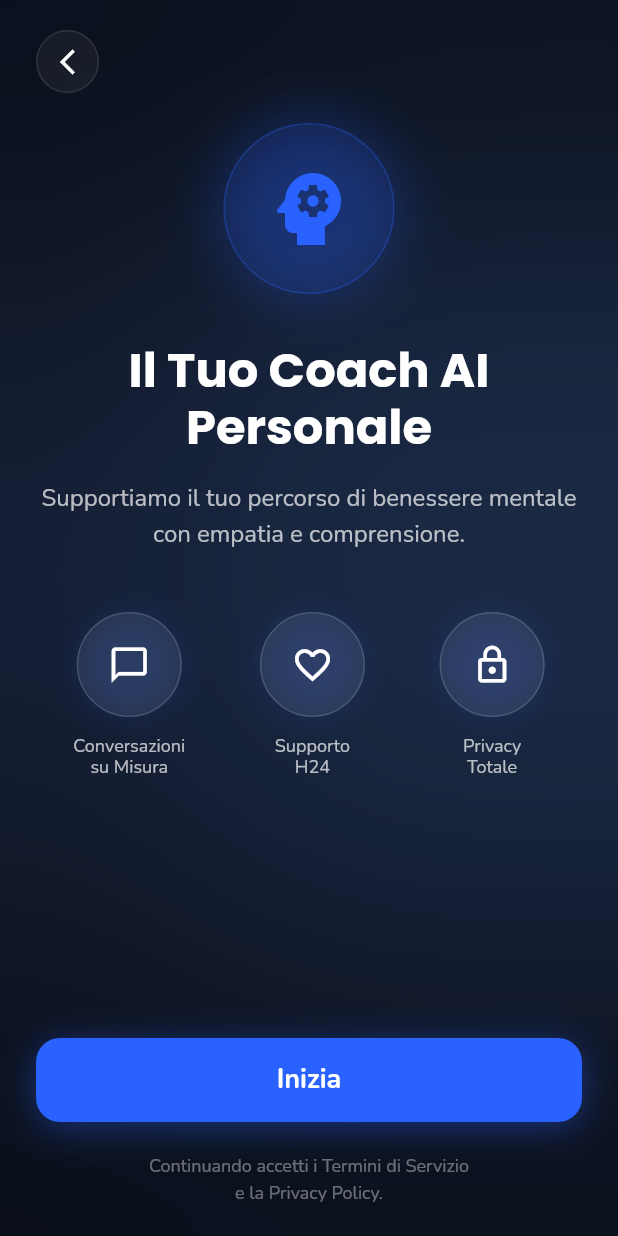
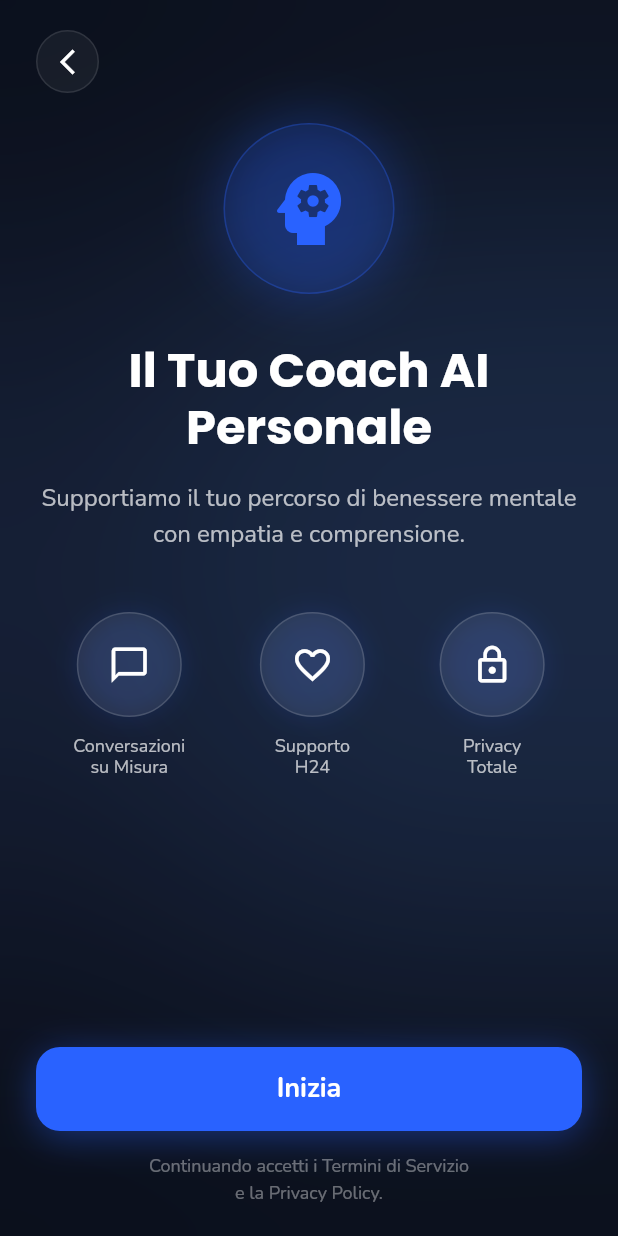
Before and after one commit to lvdoviko/applicazione_mental_coach, a Flutter app: the screen it shows after launch, swiped to page 2, on a phone screen of 412 x 824 dp. Run offline on Flutter 3.47's test engine with Material 3 defaults, Android fonts, the light colour scheme and no system bars; our stand-ins replace connectivity_plus, device_info_plus, dio, equatable, flutter_riverpod, go_router and 8 more; missing offline and left inert: health; accounts and stored records are empty.

Commit message:
refactor: Separate welcome step button and legal text into distinct positioned widgets and adjust button's bottom margin.

```diff
--- a/lib/features/onboarding/widgets/steps/welcome_step.dart
+++ b/lib/features/onboarding/widgets/steps/welcome_step.dart
@@ -103,15 +103,12 @@ class WelcomeStep extends StatelessWidget {
           ),
         ),
 
-        // 2. FIXED BOTTOM AREA (Button + Legal Text)
+        // 2. FIXED BUTTON (Aligned with other steps at 70px)
         Positioned(
           left: 24,
           right: 24,
-          bottom: 20, // Lower bottom margin to fit text
-          child: Column(
-            mainAxisSize: MainAxisSize.min,
-            children: [
-              Container(
+          bottom: 70,
+          child: Container(
             height: 56,
             decoration: BoxDecoration(
               color: AppColors.primary,
@@ -145,19 +142,20 @@ class WelcomeStep extends StatelessWidget {
               ),
             ),
           ),
+        ),
 
-              const SizedBox(height: 20),
-
-              // TERMS & PRIVACY (Moved below button)
-              Text(
+        // 3. TERMS & PRIVACY (Below button)
+        Positioned(
+          left: 24,
+          right: 24,
+          bottom: 20,
+          child: Text(
             "Continuando accetti i Termini di Servizio\ne la Privacy Policy.",
             textAlign: TextAlign.center,
             style: GoogleFonts.nunito(
               fontSize: 12,
               color: Colors.white38,
             ),
-              ),
-            ],
           ),
         ),
       ],
```
Lines whose indentation alone changed are shown as unchanged.
